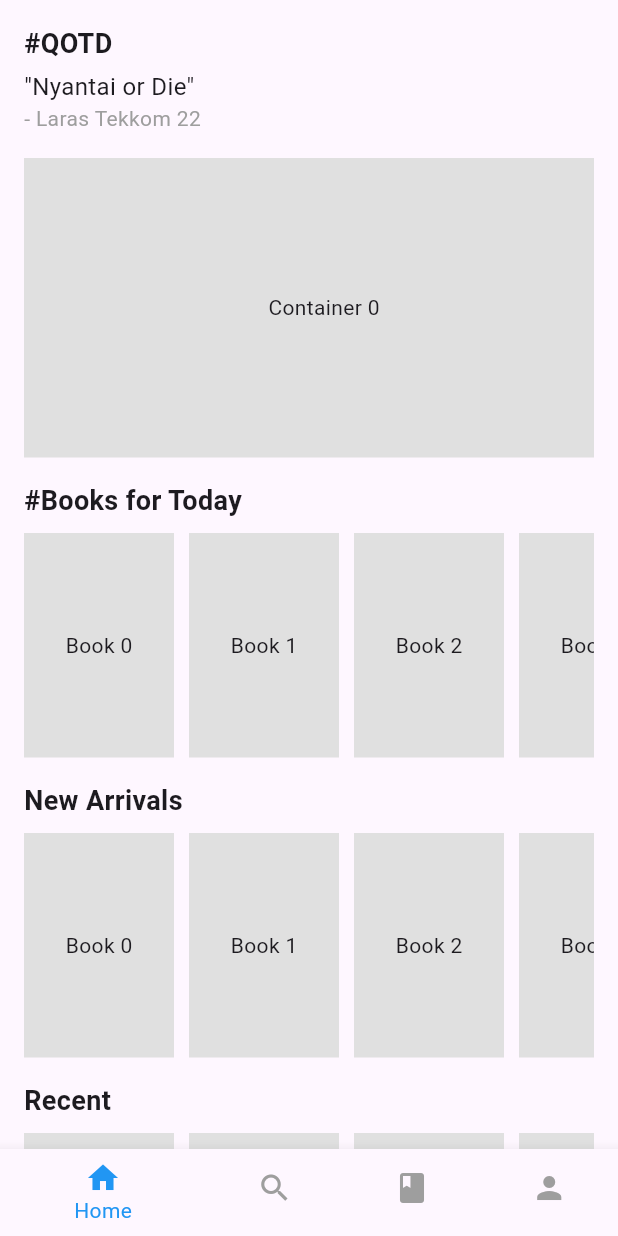
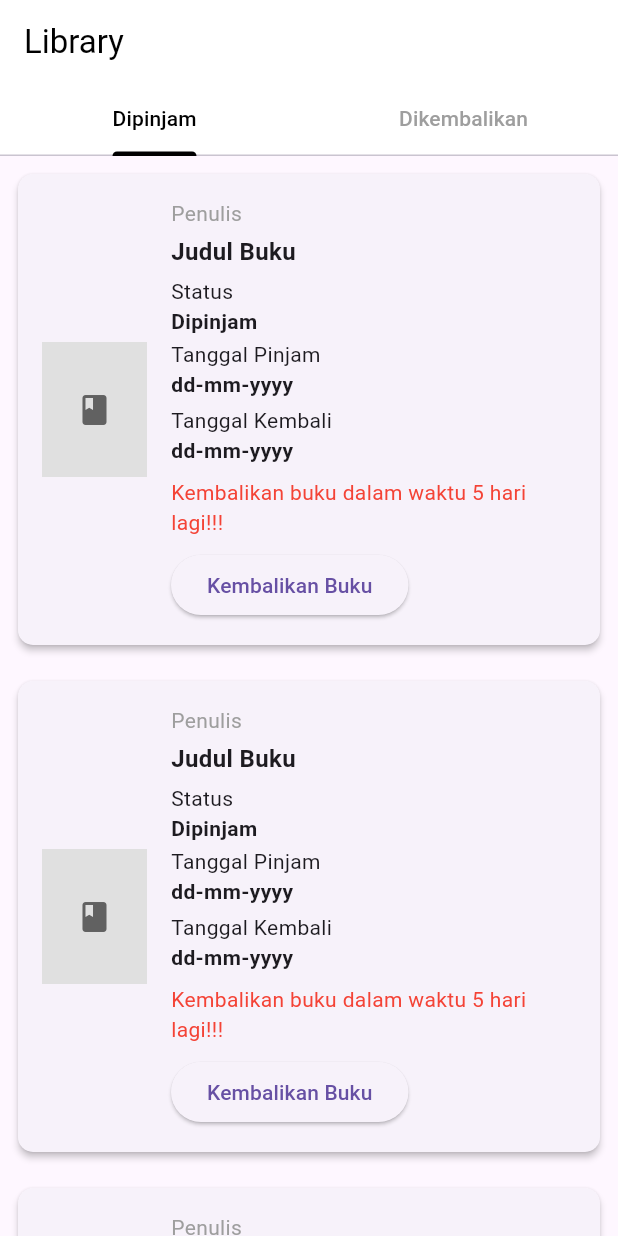
Before and after one commit to laras007/MOPROG, a Flutter app: the screen it shows after launch, on a phone screen of 412 x 824 dp. Run offline on Flutter 3.47's test engine with Material 3 defaults, Android fonts, the phone set to English and light mode, and no system bars.

Commit message:
tambah page library

```diff
--- /dev/null
+++ b/gebooks/gebooks/lib/librarypage.dart
@@ -0,0 +1,162 @@
+import 'package:flutter/material.dart';
+
+// void main() {
+//   runApp(MyApp());
+// }
+
+// class MyApp extends StatelessWidget {
+//   @override
+//   Widget build(BuildContext context) {
+//     return MaterialApp(
+//       debugShowCheckedModeBanner: false,
+//       home: LibraryPage(),
+//     );
+//   }
+// }
+
+class LibraryPage extends StatefulWidget {
+  @override
+  _LibraryPageState createState() => _LibraryPageState();
+}
+
+class _LibraryPageState extends State<LibraryPage>
+    with SingleTickerProviderStateMixin {
+  late TabController _tabController;
+
+  @override
+  void initState() {
+    super.initState();
+    _tabController = TabController(length: 2, vsync: this);
+  }
+
+  @override
+  void dispose() {
+    _tabController.dispose();
+    super.dispose();
+  }
+
+  @override
+  Widget build(BuildContext context) {
+    return Scaffold(
+      appBar: AppBar(
+        backgroundColor: Colors.white,
+        elevation: 0,
+        title: Text(
+          'Library',
+          style: TextStyle(color: Colors.black),
+        ),
+        bottom: TabBar(
+          controller: _tabController,
+          labelColor: Colors.black,
+          unselectedLabelColor: Colors.grey,
+          indicatorColor: Colors.black,
+          tabs: [
+            Tab(text: 'Dipinjam'),
+            Tab(text: 'Dikembalikan'),
+          ],
+        ),
+      ),
+      body: TabBarView(
+        controller: _tabController,
+        children: [
+          // Tab Dipinjam
+          ListView.builder(
+            itemCount: 3, // Misal 3 buku
+            itemBuilder: (context, index) {
+              return BookCard();
+            },
+          ),
+          // Tab Dikembalikan
+          Center(
+            child: Text('Belum ada buku yang dikembalikan.'),
+          ),
+        ],
+      ),
+    );
+  }
+}
+
+class BookCard extends StatelessWidget {
+  @override
+  Widget build(BuildContext context) {
+    return Padding(
+      padding: const EdgeInsets.all(8.0),
+      child: Card(
+        elevation: 2,
+        shape: RoundedRectangleBorder(
+          borderRadius: BorderRadius.circular(10),
+        ),
+        child: Padding(
+          padding: const EdgeInsets.all(16.0),
+          child: Row(
+            children: [
+              // Container sebagai tempat gambar cover buku
+              Container(
+                width: 70, // Lebar persegi panjang untuk cover buku
+                height: 90, // Tinggi persegi panjang untuk cover buku
+                color: Colors.grey[
+                    300], // Warna placeholder, bisa diganti dengan image jika ada
+                child: Icon(
+                  Icons.book,
+                  color: Colors.grey[700],
+                ),
+              ),
+              SizedBox(width: 16), // Jarak antara cover buku dan teks
+
+              // Bagian kanan yang berisi informasi buku
+              Expanded(
+                child: Column(
+                  crossAxisAlignment: CrossAxisAlignment.start,
+                  children: [
+                    Text(
+                      'Penulis',
+                      style: TextStyle(color: Colors.grey),
+                    ),
+                    SizedBox(height: 4),
+                    Text(
+                      'Judul Buku',
+                      style: TextStyle(
+                        fontWeight: FontWeight.bold,
+                        fontSize: 16,
+                      ),
+                    ),
+                    SizedBox(height: 5),
+                    Text('Status'),
+                    Text(
+                      'Dipinjam',
+                      style: TextStyle(fontWeight: FontWeight.bold),
+                    ),
+                    SizedBox(height: 2),
+                    Text('Tanggal Pinjam'),
+                    Text(
+                      'dd-mm-yyyy',
+                      style: TextStyle(fontWeight: FontWeight.bold),
+                    ),
+                    SizedBox(height: 4),
+                    Text('Tanggal Kembali'),
+                    Text(
+                      'dd-mm-yyyy',
+                      style: TextStyle(fontWeight: FontWeight.bold),
+                    ),
+                    SizedBox(height: 8),
+                    Text(
+                      'Kembalikan buku dalam waktu 5 hari lagi!!!',
+                      style: TextStyle(color: Colors.red),
+                    ),
+                    SizedBox(height: 8),
+                    ElevatedButton(
+                      onPressed: () {
+                        // Implementasi logika untuk mengembalikan buku
+                      },
+                      child: Text('Kembalikan Buku'),
+                    ),
+                  ],
+                ),
+              ),
+            ],
+          ),
+        ),
+      ),
+    );
+  }
+}
--- a/gebooks/gebooks/lib/main.dart
+++ b/gebooks/gebooks/lib/main.dart
@@ -1,6 +1,7 @@
 import 'package:flutter/material.dart';
 import 'package:gebooks/homepage.dart';
 import 'package:gebooks/searchpage.dart';
+import 'package:gebooks/librarypage.dart';
 
 void main() {
   runApp(MyApp());
@@ -16,7 +17,7 @@ class MyApp extends StatelessWidget {
       theme: ThemeData(
         primarySwatch: Colors.blue,
       ),
-      home: Homepage(),
+      home: LibraryPage(),
     );
   }
 }
```
